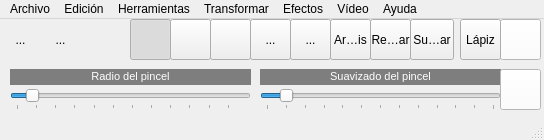
This is mainwindow.ui in Daniumy/QFotoPaint4 as Qt 5 draws it before an edit. The edited form follows.
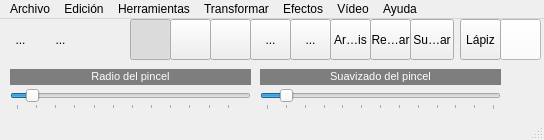
This is the edited form. Icons and pictures are not drawn.

```diff
--- a/mainwindow.ui
+++ b/mainwindow.ui
@@ -441,22 +441,6 @@
      <bool>true</bool>
     </property>
    </widget>
-   <widget class="QPushButton" name="pushButton_2">
-    <property name="geometry">
-     <rect>
-      <x>500</x>
-      <y>50</y>
-      <width>41</width>
-      <height>41</height>
-     </rect>
-    </property>
-    <property name="styleSheet">
-     <string notr="true">background-color: rgb(255, 255, 255);</string>
-    </property>
-    <property name="text">
-     <string/>
-    </property>
-   </widget>
   </widget>
   <widget class="QMenuBar" name="menuBar">
    <property name="geometry">
```
Left out of the diff: 6 changed lines with no effect on the pictures.
